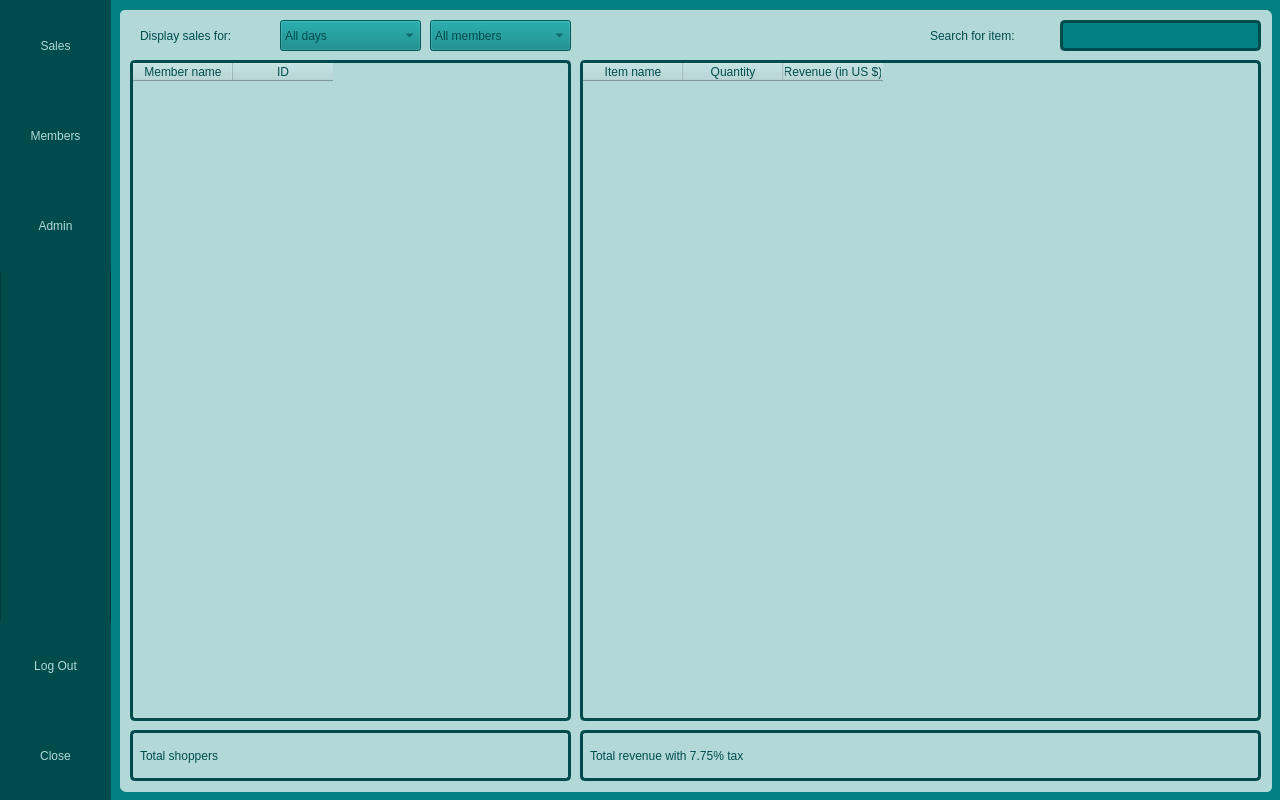
Before: the Qt Designer form mainwindow.ui in schwei322/CS1C-Project2, drawn with Qt 5.
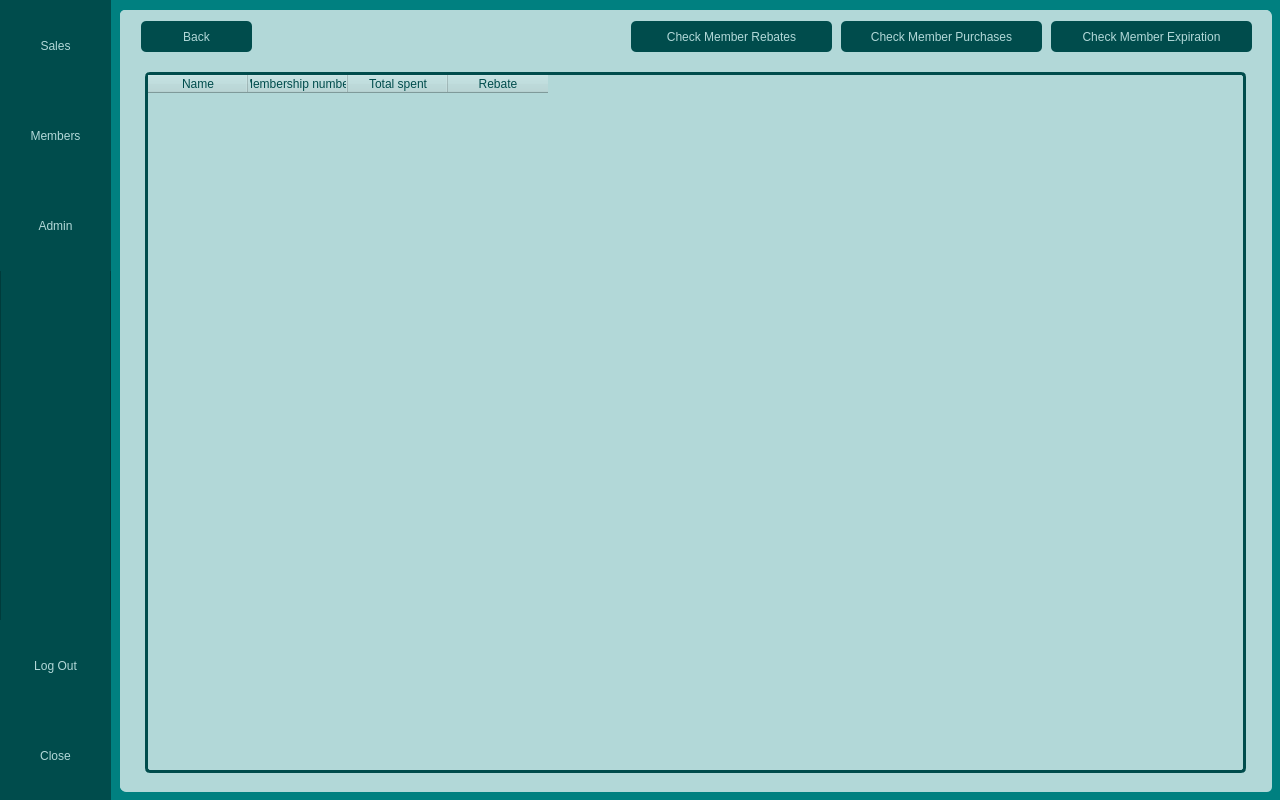
After: the same form once the commit is applied.

Commit message: check rebate

What changed in the file:
```diff
--- a/mainwindow.ui
+++ b/mainwindow.ui
@@ -479,12 +479,52 @@
         <height>721</height>
        </rect>
       </property>
+      <property name="styleSheet">
+       <string notr="true">QTableWidget {
+	border: 3px solid rgb(0, 76, 76);
+}</string>
+      </property>
       <property name="frameShape">
        <enum>QFrame::StyledPanel</enum>
       </property>
       <property name="frameShadow">
        <enum>QFrame::Raised</enum>
       </property>
+      <widget class="QTableWidget" name="memberRebatesTable">
+       <property name="geometry">
+        <rect>
+         <x>15</x>
+         <y>11</y>
+         <width>1101</width>
+         <height>701</height>
+        </rect>
+       </property>
+       <property name="styleSheet">
+        <string notr="true">color: rgb(0, 76, 76);
+font: 87 12pt &quot;Segoe UI Semibold&quot;;
+</string>
+       </property>
+       <column>
+        <property name="text">
+         <string>Name</string>
+        </property>
+       </column>
+       <column>
+        <property name="text">
+         <string>Membership number</string>
+        </property>
+       </column>
+       <column>
+        <property name="text">
+         <string>Total spent</string>
+        </property>
+       </column>
+       <column>
+        <property name="text">
+         <string>Rebate</string>
+        </property>
+       </column>
+      </widget>
      </widget>
      <widget class="QFrame" name="memberPurchasesPanel">
       <property name="geometry">
@@ -718,11 +758,11 @@
      <zorder>memberRebatesBtn</zorder>
      <zorder>memberPurchasesBtn</zorder>
      <zorder>memberExpirationBtn</zorder>
-     <zorder>memberRebatesPanel</zorder>
      <zorder>memberPurchasesPanel</zorder>
      <zorder>memberMainPanel</zorder>
      <zorder>memberBackBtn</zorder>
      <zorder>memberExpirationPanel</zorder>
+     <zorder>memberRebatesPanel</zorder>
     </widget>
     <widget class="QFrame" name="admin">
      <property name="geometry">
@@ -1300,8 +1340,8 @@
     </widget>
     <zorder>admin</zorder>
     <zorder>sidebar</zorder>
-    <zorder>members</zorder>
     <zorder>sales</zorder>
+    <zorder>members</zorder>
    </widget>
   </widget>
  </widget>
```
The commit also changes 10 other files.
